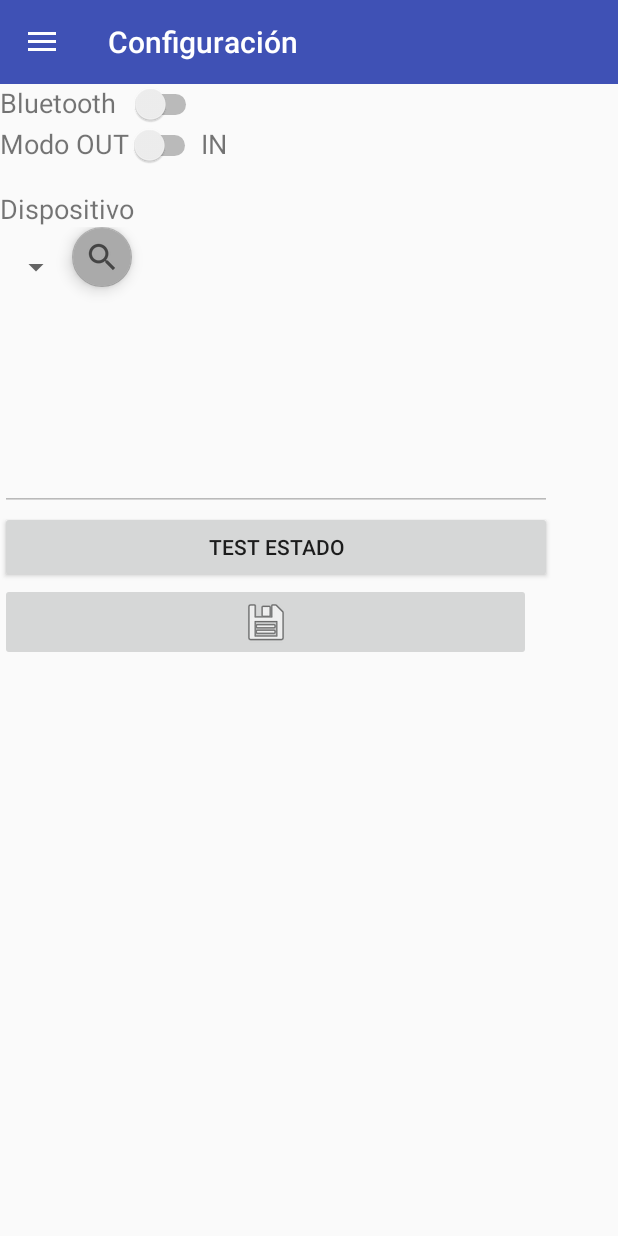
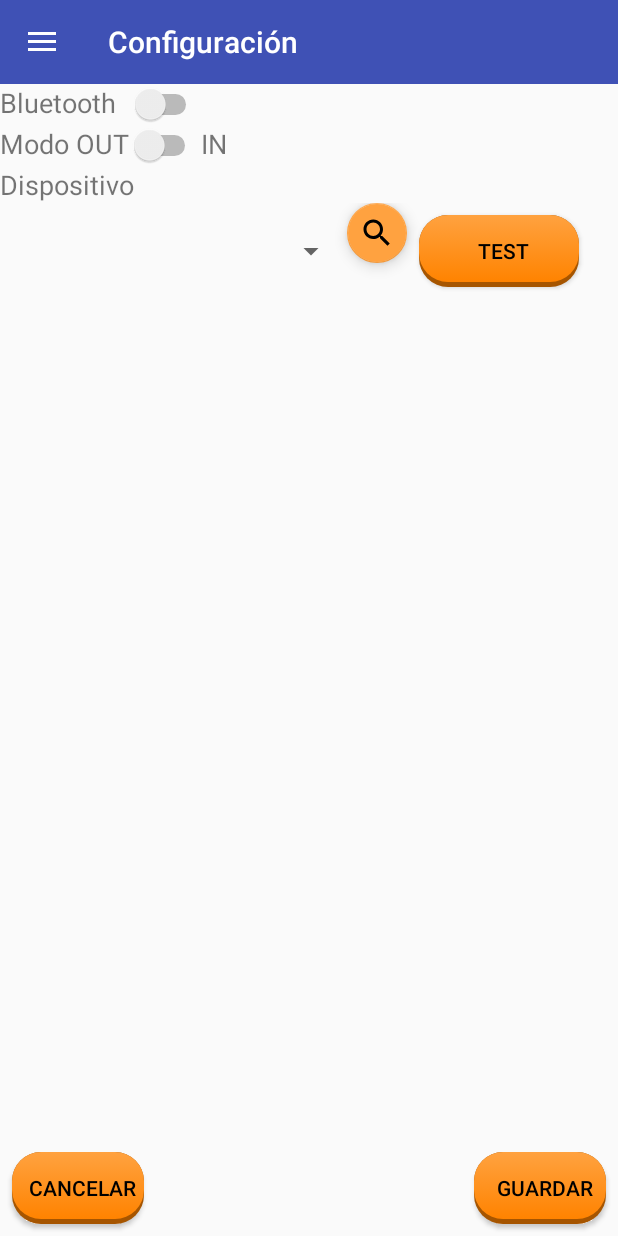
Before and after one commit to GabrielMiguez/pfinal, an Android app: the ConfigActivity screen opened directly, with no data from a screen before it, on a phone screen of 412 x 824 dp. Run offline under Robolectric (Android 15) with nearby library versions, the light colour scheme and no system bars.

Commit message:
Modificacion frontend de la configuraion (v1)

```diff
--- a/NotSound/app/src/main/java/com/example/gabys/notsound/ConfigActivity.java
+++ b/NotSound/app/src/main/java/com/example/gabys/notsound/ConfigActivity.java
@@ -1,36 +1,27 @@
 package com.example.gabys.notsound;
 
-import android.app.Service;
 import android.content.BroadcastReceiver;
 import android.content.Context;
 import android.content.IntentFilter;
 import android.content.SharedPreferences;
 import android.os.Bundle;
-import android.os.Message;
 import android.support.design.widget.FloatingActionButton;
-import android.support.v7.app.AppCompatActivity;
 import android.support.v7.widget.Toolbar;
 import android.view.View;
 import android.widget.ArrayAdapter;
 import android.widget.Button;
 import android.widget.CompoundButton;
-import android.widget.EditText;
 import android.widget.ImageButton;
 import android.widget.Spinner;
 import android.bluetooth.BluetoothAdapter;
 import android.bluetooth.BluetoothDevice;
-import android.bluetooth.BluetoothSocket;
 import android.content.Intent;
-import android.os.Handler;
 import android.widget.Switch;
 import android.widget.TextView;
 import android.widget.Toast;
-import java.io.IOException;
-import java.io.InputStream;
-import java.io.OutputStream;
+
 import java.util.ArrayList;
 import java.util.Set;
-import java.util.UUID;
 
 import static java.lang.Thread.sleep;
 
@@ -45,8 +36,6 @@ public class ConfigActivity extends Menu {
     private Switch swB, swM;
     private FloatingActionButton btnBuscar;
     public TextView txtInfo;
-    private Button btnTestcnx;
-    private ImageButton btnGuardar;
 
     protected void onCreate(Bundle savedInstanceState) {
         super.onCreate(savedInstanceState);
@@ -59,8 +48,6 @@ public class ConfigActivity extends Menu {
         Toolbar toolbar = (Toolbar) findViewById(R.id.toolbar);
         btnBuscar = (FloatingActionButton) findViewById(R.id.btnBuscar);
         txtInfo = (TextView) findViewById(R.id.txtInfo);
-        btnTestcnx = (Button) findViewById(R.id.btnTestcnx);
-        btnGuardar = (ImageButton) findViewById(R.id.btnGuardar);
         txtInfo.setText("");
 
         //setSupportActionBar(toolbar);
@@ -107,17 +94,6 @@ public class ConfigActivity extends Menu {
             }
         });
 
-        btnGuardar.setOnClickListener(new View.OnClickListener() {
-            public void onClick(View v) {
-                guardar();
-            }
-        });
-
-        btnTestcnx.setOnClickListener(new View.OnClickListener() {
-            public void onClick(View v) {
-                test();
-            }
-        });
         recuperar();
     }
 
@@ -128,7 +104,7 @@ public class ConfigActivity extends Menu {
         txtInfo.setText(s);
     }
 
-    public void test(){
+    public void test(View view){
         sendMSGSRV("T0|");
     }
 
@@ -223,16 +199,23 @@ public class ConfigActivity extends Menu {
         }
     }
 
-    public void guardar(){
+    public void guardar(View view){
         try {
             SharedPreferences preferencias=getSharedPreferences("configuracion",Context.MODE_PRIVATE);
             SharedPreferences.Editor editor=preferencias.edit();
             editor.putString("dispositivo", lstdispos.getSelectedItem().toString());
             editor.commit();
             Toast.makeText(this,"Datos grabados", Toast.LENGTH_LONG).show();
+
         }catch (Exception e){
 
         }
 
+        Intent i = new Intent(this, MainActivity.class );
+        startActivity(i);
+    }
+
+    public void cancelar (View v) {
+        this.onBackPressed();
     }
 }
--- /dev/null
+++ b/NotSound/app/src/main/res/drawable/ic_search_black_24dp.xml
@@ -0,0 +1,9 @@
+<vector xmlns:android="http://schemas.android.com/apk/res/android"
+        android:width="24dp"
+        android:height="24dp"
+        android:viewportWidth="24.0"
+        android:viewportHeight="24.0">
+    <path
+        android:fillColor="#FF000000"
+        android:pathData="M15.5,14h-0.79l-0.28,-0.27C15.41,12.59 16,11.11 16,9.5 16,5.91 13.09,3 9.5,3S3,5.91 3,9.5 5.91,16 9.5,16c1.61,0 3.09,-0.59 4.23,-1.57l0.27,0.28v0.79l5,4.99L20.49,19l-4.99,-5zM9.5,14C7.01,14 5,11.99 5,9.5S7.01,5 9.5,5 14,7.01 14,9.5 11.99,14 9.5,14z"/>
+</vector>
--- a/NotSound/app/src/main/res/drawable/dw_button_text.xml
+++ b/NotSound/app/src/main/res/drawable/sel_button_text.xml
@@ -1,6 +1,5 @@
 <?xml version="1.0" encoding="utf-8"?>
 <selector xmlns:android="http://schemas.android.com/apk/res/android">
-
     <item android:state_pressed="true" android:color="@color/color_text_pressed" />
     <item android:state_focused="true" android:color="@color/color_text" />
     <item android:color="@color/color_text" />
--- /dev/null
+++ b/NotSound/app/src/main/res/drawable/sel_image_button_vector.xml
@@ -0,0 +1,6 @@
+<?xml version="1.0" encoding="utf-8"?>
+<selector xmlns:android="http://schemas.android.com/apk/res/android">
+    <item android:state_pressed="true" android:color="@color/color_text_pressed" />
+    <item android:state_focused="true" android:color="@color/color_text" />
+    <item android:color="@color/color_text" />
+</selector>
--- a/NotSound/app/src/main/res/layout/content_config.xml
+++ b/NotSound/app/src/main/res/layout/content_config.xml
@@ -1,5 +1,5 @@
 <?xml version="1.0" encoding="utf-8"?>
-<android.support.constraint.ConstraintLayout xmlns:android="http://schemas.android.com/apk/res/android"
+<RelativeLayout xmlns:android="http://schemas.android.com/apk/res/android"
     xmlns:app="http://schemas.android.com/apk/res-auto"
     xmlns:tools="http://schemas.android.com/tools"
     android:layout_width="match_parent"
@@ -9,15 +9,12 @@
     tools:showIn="@layout/activity_config">
 
     <LinearLayout
-        android:layout_width="368dp"
+        android:id="@+id/ly_bluetooth"
+        android:layout_width="match_parent"
         android:layout_height="wrap_content"
-        android:orientation="vertical"
-        tools:layout_editor_absoluteX="6dp"
-        tools:layout_editor_absoluteY="16dp">
-
-        <LinearLayout
-            android:layout_width="match_parent"
-            android:layout_height="match_parent"
+        android:layout_alignParentLeft="true"
+        android:layout_alignParentStart="true"
+        android:layout_alignParentTop="true"
         android:orientation="horizontal"
         tools:layout_editor_absoluteX="8dp"
         tools:layout_editor_absoluteY="8dp">
@@ -26,6 +23,7 @@
             android:id="@+id/textView15"
             android:layout_width="wrap_content"
             android:layout_height="wrap_content"
+            android:gravity="center_vertical"
             android:text="Bluetooth  "
             android:textSize="18sp" />
 
@@ -38,16 +36,19 @@
     </LinearLayout>
 
     <LinearLayout
+        android:id="@+id/ly_modo"
         android:layout_width="match_parent"
-            android:layout_height="43dp"
+        android:layout_height="wrap_content"
+        android:layout_below="@+id/ly_bluetooth"
         android:orientation="horizontal"
         tools:layout_editor_absoluteX="8dp"
         tools:layout_editor_absoluteY="8dp">
 
         <TextView
-                android:id="@+id/textView15"
+            android:id="@+id/textView18"
             android:layout_width="wrap_content"
             android:layout_height="wrap_content"
+            android:gravity="center_vertical"
             android:text="Modo OUT"
             android:textSize="18sp" />
 
@@ -65,61 +66,89 @@
             android:layout_weight="1"
             android:text="IN"
             android:textSize="18sp" />
+
     </LinearLayout>
+
+    <LinearLayout
+        android:id="@+id/ly_dispositivos"
+        android:layout_width="match_parent"
+        android:layout_height="wrap_content"
+        android:layout_below="@+id/ly_modo"
+        android:orientation="vertical">
 
         <TextView
             android:id="@+id/textView16"
-            android:layout_width="match_parent"
-            android:layout_height="wrap_content"
+            android:layout_width="wrap_content"
+            android:layout_height="match_parent"
+            android:gravity="center_vertical"
             android:text="Dispositivo"
             android:textSize="18sp" />
 
         <LinearLayout
             android:layout_width="match_parent"
-            android:layout_height="54dp"
+            android:layout_height="match_parent"
             android:orientation="horizontal">
 
             <Spinner
                 android:id="@+id/lstDispos"
                 android:layout_width="wrap_content"
                 android:layout_height="match_parent"
+                android:layout_weight="10"
                 android:spinnerMode="dialog"
                 android:visibility="visible" />
 
             <android.support.design.widget.FloatingActionButton
                 android:id="@+id/btnBuscar"
-                android:layout_width="match_parent"
-                android:layout_height="wrap_content"
-                android:layout_weight="0.50"
+                android:layout_width="wrap_content"
+                android:layout_height="match_parent"
+                android:layout_weight="1"
                 android:clickable="true"
-                app:backgroundTint="@android:color/darker_gray"
                 app:fabSize="mini"
-                app:srcCompat="?android:attr/actionModeWebSearchDrawable" />
+                app:srcCompat="@drawable/ic_search_black_24dp" />
+
+            <Button
+                android:id="@+id/btnTestcnx"
+                style="@style/style_button"
+                android:layout_width="wrap_content"
+                android:layout_height="match_parent"
+                android:layout_weight="1"
+                android:onClick="test"
+                android:text="Test" />
 
         </LinearLayout>
 
-        <EditText
+    </LinearLayout>
+
+    <TextView
         android:id="@+id/txtInfo"
         android:layout_width="match_parent"
-            android:layout_height="135dp"
-            android:editable="false"
-            android:ems="10"
-            android:enabled="false"
-            android:inputType="textMultiLine"
-            android:lines="8" />
+        android:layout_height="wrap_content"
+        android:layout_below="@+id/ly_dispositivos"
+        android:layout_weight="10" />
 
     <Button
-            android:id="@+id/btnTestcnx"
-            android:layout_width="match_parent"
+        android:id="@+id/btnCancelar"
+        style="@style/style_button"
+        android:layout_width="wrap_content"
         android:layout_height="wrap_content"
-            android:text="Test Estado" />
+        android:layout_alignParentBottom="true"
+        android:layout_alignParentLeft="true"
+        android:layout_alignParentRight="false"
+        android:layout_weight="1"
+        android:layoutDirection="rtl"
+        android:onClick="cancelar"
+        android:text="Cancelar" />
 
-        <ImageButton
+    <Button
         android:id="@+id/btnGuardar"
-            android:layout_width="354dp"
+        style="@style/style_button"
+        android:layout_width="wrap_content"
         android:layout_height="wrap_content"
-            app:srcCompat="@android:drawable/ic_menu_save" />
+        android:layout_alignParentBottom="true"
+        android:layout_alignParentRight="true"
+        android:layout_weight="1"
+        android:layoutDirection="rtl"
+        android:onClick="guardar"
+        android:text="Guardar" />
 
-    </LinearLayout>
-
-</android.support.constraint.ConstraintLayout>
+</RelativeLayout>
--- a/NotSound/app/src/main/res/menu/activity_main_drawer.xml
+++ b/NotSound/app/src/main/res/menu/activity_main_drawer.xml
@@ -13,7 +13,7 @@
         <item
             android:id="@+id/nav_configuracion"
             android:icon="@drawable/ic_menu_configuracion"
-            android:title="Configuraciòn" />
+            android:title="Configuración" />
         <item
             android:id="@+id/nav_nosotros"
             android:icon="@drawable/ic_menu_nosotros"
--- a/NotSound/app/src/main/res/values/colors.xml
+++ b/NotSound/app/src/main/res/values/colors.xml
@@ -15,5 +15,5 @@
     <color name="color_link_pressed_shadow">@color/colorPrimaryDark</color>
 
     <color name="color_text">#000000</color>
-    <color name="color_text_pressed">#FFFFFF</color>
+    <color name="color_text_pressed">#ffffff</color>
 </resources>
--- a/NotSound/app/src/main/res/values/styles.xml
+++ b/NotSound/app/src/main/res/values/styles.xml
@@ -18,8 +18,18 @@
     <style name="AppTheme.PopupOverlay" parent="ThemeOverlay.AppCompat.Light" />
 
     <style name="style_button" >
-        <item name="android:textColor" >@drawable/dw_button_text</item>
-        <item name="android:background" >@drawable/dw_button_background</item>=
+        <item name="android:textColor" >@drawable/sel_button_text</item>
+        <item name="android:background" >@drawable/sel_button_background</item>
+        <item name="android:gravity" >center</item>
+        <item name="android:layout_marginLeft" >8dp</item>
+        <item name="android:layout_marginRight" >8dp</item>
+        <item name="android:layout_marginTop" >8dp</item>
+        <item name="android:layout_marginBottom" >8dp</item>
+    </style>
+
+    <style name="style_image_button" >
+        <item name="android:tint" >@drawable/sel_image_button_vector</item>
+        <item name="android:background" >@drawable/sel_image_button_background</item>
         <item name="android:gravity" >center</item>
         <item name="android:layout_marginLeft" >8dp</item>
         <item name="android:layout_marginRight" >8dp</item>
```
Also changed, not shown: NotSound/app/src/main/res/drawable/sel_image_button_background.xml (added, +36 -0 lines), NotSound/app/src/main/res/drawable/sel_button_background.xml (renamed from NotSound/app/src/main/res/drawable/dw_button_background.xml). Lines whose indentation alone changed are shown as unchanged.
